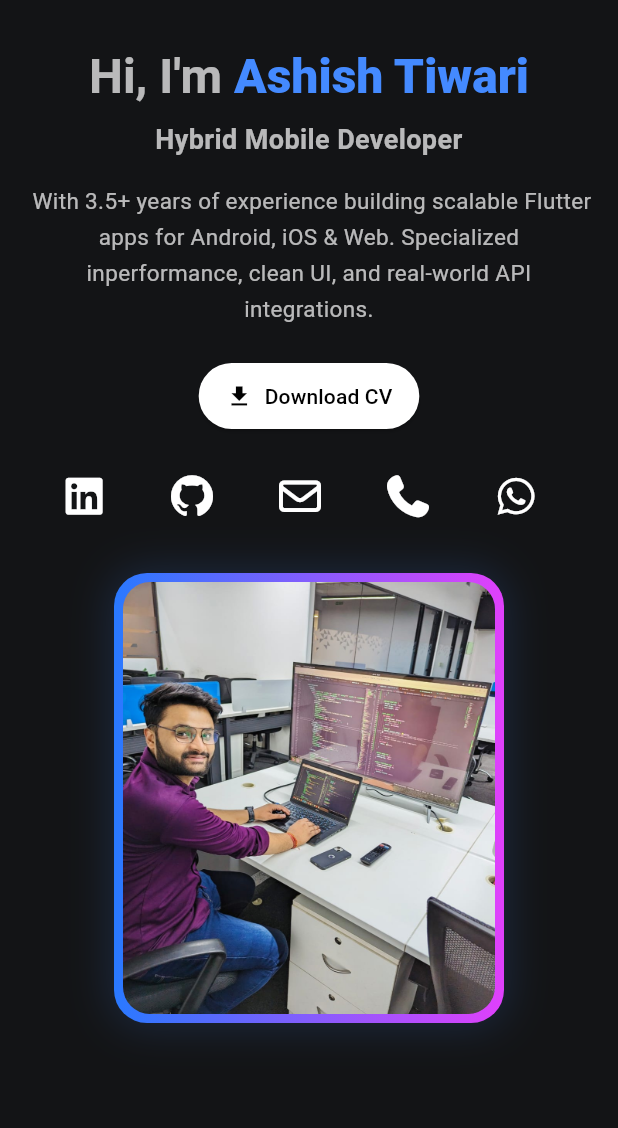
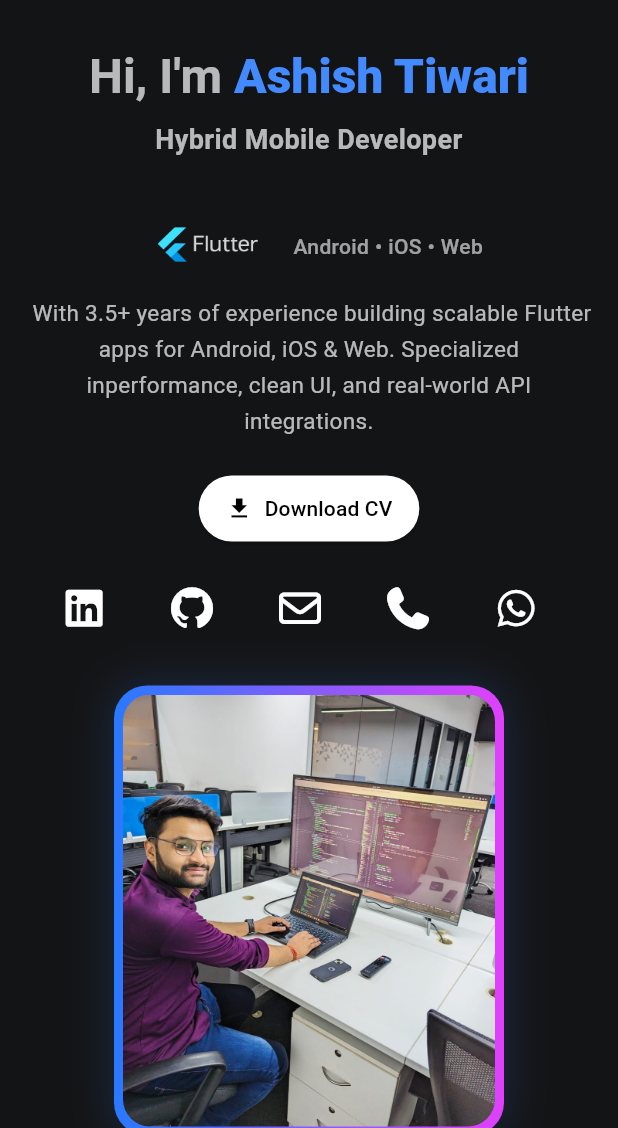
Before and after one commit to Aashishtiwaricse/myportfolio, a Flutter app: the screen it shows after launch, on a phone screen of 412 x 824 dp, the part 108-1236 px from its top. Run offline on Flutter 3.47's test engine with Material 3 defaults, Android fonts, the phone set to English and light mode, and no system bars; our stand-ins replace font_awesome_flutter, visibility_detector; missing offline and left inert: dart:html; Roboto replaces fonts that are missing (Montserrat).

Commit message:
added icon

```diff
--- a/lib/Screens/Portfolio/portfolio.dart
+++ b/lib/Screens/Portfolio/portfolio.dart
@@ -256,6 +256,28 @@ class _PortfolioHomeState extends State<PortfolioHome>
             ),
           ),
           const SizedBox(height: 16),
+          const SizedBox(height: 10),
+          Row(
+            mainAxisAlignment:
+                isMobile ? MainAxisAlignment.center : MainAxisAlignment.start,
+            children: [
+              Image.asset(
+                'assets/flu.png',
+             //   width: 45,
+                height: 65,
+                //color: Colors.blueAccent.withOpacity(0.9), // matches theme
+              ),
+              const SizedBox(width: 8),
+              Text(
+                'Android • iOS • Web',
+                style: TextStyle(
+                  fontSize: 14,
+                  color: Colors.white60,
+                  fontWeight: FontWeight.w500,
+                ),
+              ),
+            ],
+          ),
           Text(
             " With 3.5+ years of experience building scalable Flutter apps for Android, iOS & Web. Specialized in"
             "performance, clean UI, and real-world API integrations.",
--- a/pubspec.yaml
+++ b/pubspec.yaml
@@ -18,6 +18,10 @@ dependencies:
   animated_text_kit: ^4.2.2
   flutter_animate: ^4.5.0
   font_awesome_flutter: ^10.7.0
+
+  firebase_core: ^2.25.0
+  firebase_analytics: ^10.8.0
+
 
 dev_dependencies:
   flutter_test:
@@ -53,3 +57,4 @@ flutter:
     - assets/mart2.jpeg
     - assets/mart1.jpeg
     - assets/Ashish_Tiwari_Flutter_Developer.pdf
+    - assets/flu.png
```
Also changed, not shown: lib/main.dart (+4 -16 lines), assets/flu.png (added), pubspec.lock, 3 other files. Lines whose indentation alone changed are shown as unchanged.
